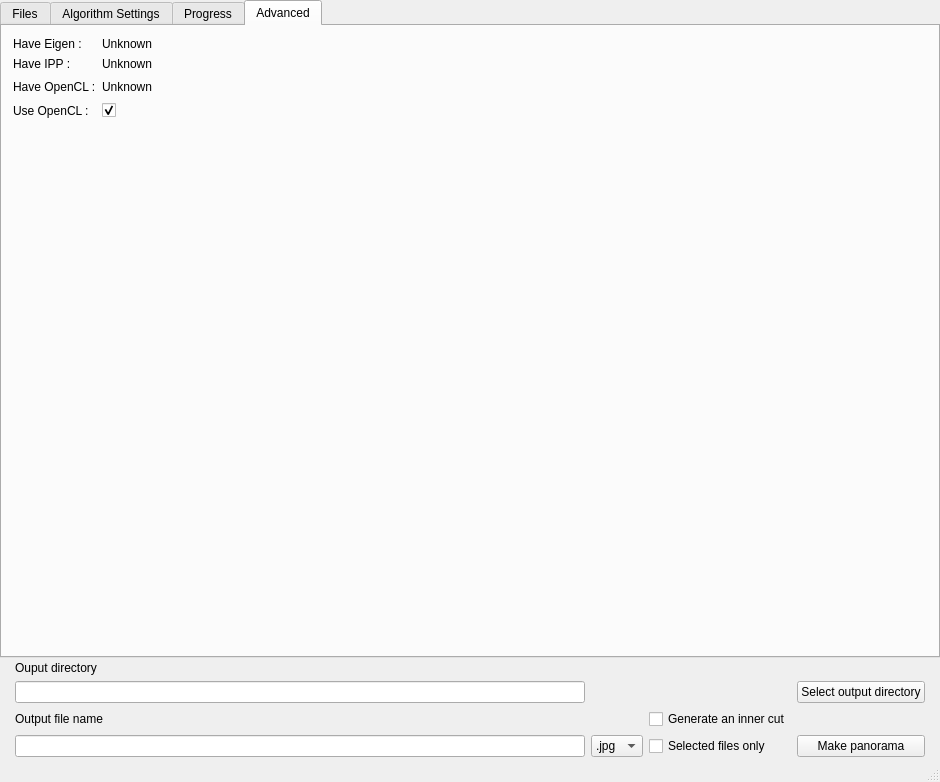
First picture: the form in src/mainwindow.ui, repository qchateau/AutoPanorama, before the edit.
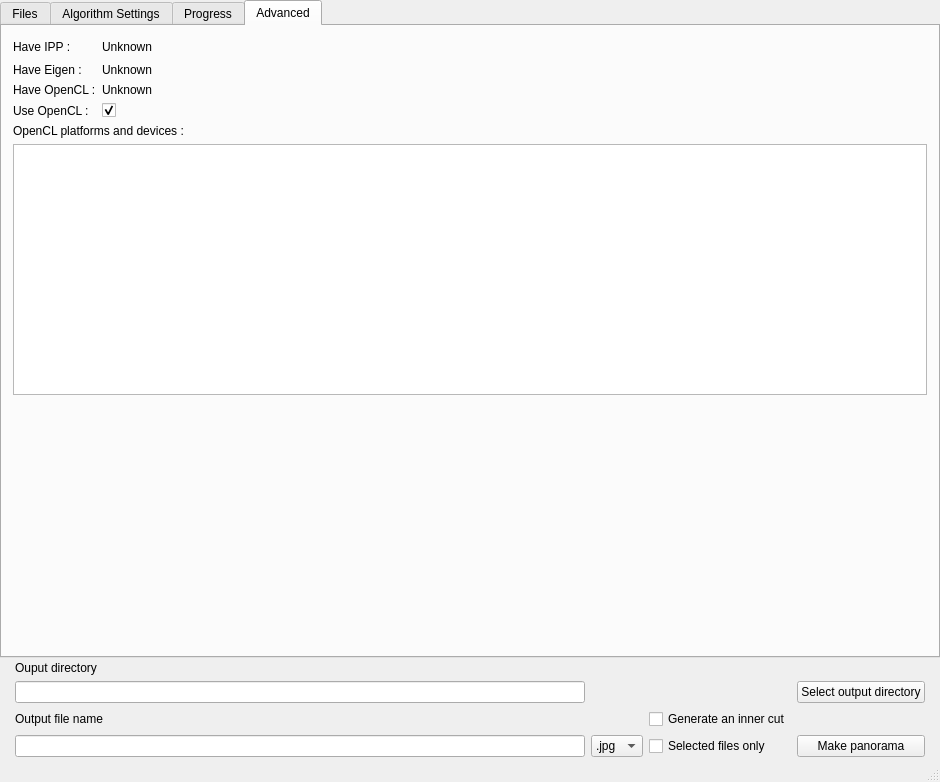
Second picture: the form after the edit. The open tabs and pages were chosen to show the change. Icons and pictures are not drawn. Custom widgets are drawn as their Qt base class.

Commit message: OpenCL device tree

What changed in the file:
```diff
--- a/src/mainwindow.ui
+++ b/src/mainwindow.ui
@@ -826,28 +826,104 @@
        <attribute name="title">
         <string>Advanced</string>
        </attribute>
-       <layout class="QGridLayout" name="gridLayout">
-        <item row="0" column="0">
-         <widget class="QLabel" name="have_eigen_label">
+       <layout class="QVBoxLayout" name="verticalLayout_7">
+        <item>
+         <layout class="QGridLayout" name="gridLayout">
+          <item row="3" column="0">
+           <widget class="QLabel" name="use_opencl_label">
+            <property name="text">
+             <string>Use OpenCL :</string>
+            </property>
+           </widget>
+          </item>
+          <item row="2" column="0">
+           <widget class="QLabel" name="haveopencl_label">
+            <property name="text">
+             <string>Have OpenCL :</string>
+            </property>
+           </widget>
+          </item>
+          <item row="0" column="0">
+           <widget class="QLabel" name="have_ipp_label">
+            <property name="text">
+             <string>Have IPP :</string>
+            </property>
+           </widget>
+          </item>
+          <item row="0" column="1">
+           <widget class="QLabel" name="have_ipp_value">
+            <property name="text">
+             <string>Unknown</string>
+            </property>
+           </widget>
+          </item>
+          <item row="3" column="1">
+           <widget class="QCheckBox" name="use_opencl_checkbox">
+            <property name="text">
+             <string/>
+            </property>
+            <property name="checked">
+             <bool>true</bool>
+            </property>
+           </widget>
+          </item>
+          <item row="1" column="0">
+           <widget class="QLabel" name="have_eigen_label">
+            <property name="text">
+             <string>Have Eigen :</string>
+            </property>
+           </widget>
+          </item>
+          <item row="1" column="1">
+           <widget class="QLabel" name="have_eigen_value">
+            <property name="text">
+             <string>Unknown</string>
+            </property>
+           </widget>
+          </item>
+          <item row="2" column="1">
+           <widget class="QLabel" name="haveopencl_value">
+            <property name="text">
+             <string>Unknown</string>
+            </property>
+           </widget>
+          </item>
+          <item row="0" column="2">
+           <spacer name="horizontalSpacer">
+            <property name="orientation">
+             <enum>Qt::Horizontal</enum>
+            </property>
+            <property name="sizeHint" stdset="0">
+             <size>
+              <width>40</width>
+              <height>20</height>
+             </size>
+            </property>
+           </spacer>
+          </item>
+         </layout>
+        </item>
+        <item>
+         <widget class="QLabel" name="opencl_device_tree_label">
           <property name="text">
-           <string>Have Eigen :</string>
+           <string>OpenCL platforms and devices :</string>
           </property>
          </widget>
         </item>
-        <item row="2" column="3">
-         <spacer name="horizontalSpacer">
-          <property name="orientation">
-           <enum>Qt::Horizontal</enum>
+        <item>
+         <widget class="QTreeWidget" name="opencl_device_tree">
+          <property name="editTriggers">
+           <set>QAbstractItemView::NoEditTriggers</set>
           </property>
-          <property name="sizeHint" stdset="0">
-           <size>
-            <width>40</width>
-            <height>20</height>
-           </size>
+          <property name="selectionMode">
+           <enum>QAbstractItemView::NoSelection</enum>
           </property>
-         </spacer>
+          <property name="headerHidden">
+           <bool>true</bool>
+          </property>
+         </widget>
         </item>
-        <item row="4" column="0">
+        <item>
          <spacer name="verticalSpacer_2">
           <property name="orientation">
            <enum>Qt::Vertical</enum>
@@ -860,58 +936,6 @@
           </property>
          </spacer>
         </item>
-        <item row="2" column="2">
-         <widget class="QLabel" name="haveopencl_value">
-          <property name="text">
-           <string>Unknown</string>
-          </property>
-         </widget>
-        </item>
-        <item row="3" column="2">
-         <widget class="QCheckBox" name="use_opencl_checkbox">
-          <property name="text">
-           <string/>
-          </property>
-          <property name="checked">
-           <bool>true</bool>
-          </property>
-         </widget>
-        </item>
-        <item row="2" column="0">
-         <widget class="QLabel" name="haveopencl_label">
-          <property name="text">
-           <string>Have OpenCL :</string>
-          </property>
-         </widget>
-        </item>
-        <item row="3" column="0">
-         <widget class="QLabel" name="use_opencl_label">
-          <property name="text">
-           <string>Use OpenCL :</string>
-          </property>
-         </widget>
-        </item>
-        <item row="0" column="2">
-         <widget class="QLabel" name="have_eigen_value">
-          <property name="text">
-           <string>Unknown</string>
-          </property>
-         </widget>
-        </item>
-        <item row="1" column="0">
-         <widget class="QLabel" name="have_ipp_label">
-          <property name="text">
-           <string>Have IPP :</string>
-          </property>
-         </widget>
-        </item>
-        <item row="1" column="2">
-         <widget class="QLabel" name="have_ipp_value">
-          <property name="text">
-           <string>Unknown</string>
-          </property>
-         </widget>
-        </item>
        </layout>
       </widget>
      </widget>
```
Left out of the diff: 70 changed lines with no effect on the pictures. The commit also changes 2 other files.
